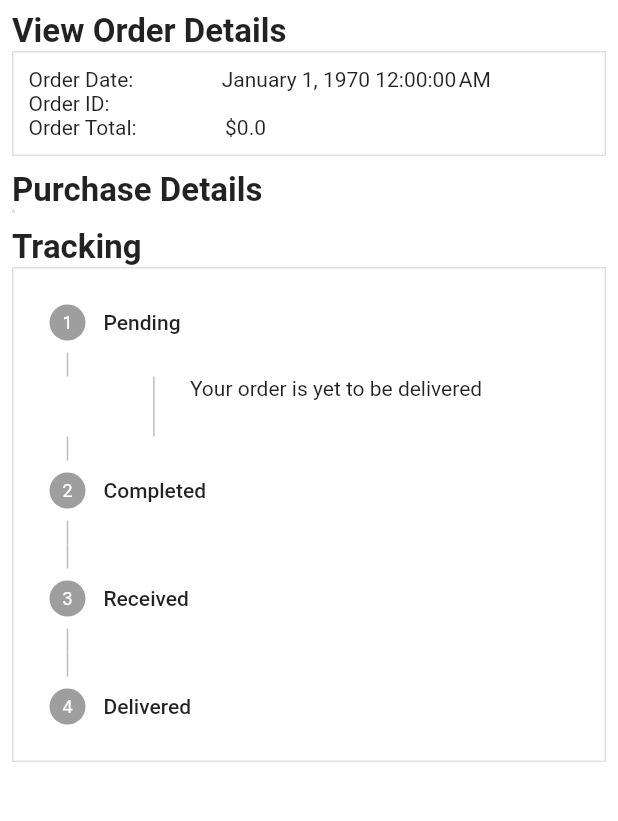
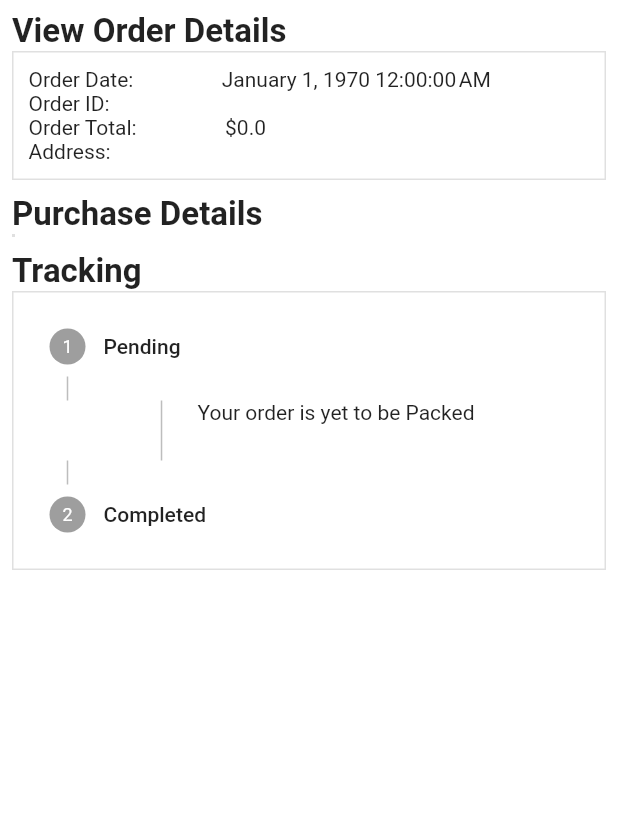
Before and after one commit to TusharKhari/amazonClone, a Flutter app: the OrderDetailsScreen screen opened directly with empty values, on a phone screen of 412 x 824 dp, the part 90-911 px from its top. Run offline on Flutter 3.47's test engine with Material 2 defaults, Android fonts, the phone set to English and light mode, and no system bars; our stand-ins replace badges, carousel_slider, charts_flutter, dotted_border, file_picker, flutter_rating_bar and 1 more; missing offline and left inert: cloudinary_public, cloudinary_sdk, pay; accounts and stored records are empty.

Commit message:
status change to only one step & phone no.

```diff
--- a/lib/features/cart/widgets/cart_product.dart
+++ b/lib/features/cart/widgets/cart_product.dart
@@ -92,7 +92,8 @@ class _CartProductState extends State<CartProduct> {
                         left: 10,
                       ),
                       child: Text(
-                        'Eligible for free shipping',
+                        //'Eligible for free shipping',
+                        ''
                         //
                       ),
                     ),
--- a/lib/features/order_details/screens/order_details.dart
+++ b/lib/features/order_details/screens/order_details.dart
@@ -131,7 +131,10 @@ class _OrderDetailsScreenState extends State<OrderDetailsScreen> {
           ),
         ),
       ),
-      body: SingleChildScrollView(
+      body:
+      //user.type == "admin" &&
+      // widget.order.status < 2 ? SizedBox() :
+       SingleChildScrollView(
         child: Padding(
           padding: const EdgeInsets.all(8.0),
           child: Column(
@@ -159,6 +162,7 @@ class _OrderDetailsScreenState extends State<OrderDetailsScreen> {
                       Text("Order ID:                 ${widget.order.id} "),
                       Text(
                           "Order Total:                 \$${widget.order.totalPrice} "),
+                      Text("Address:                 ${widget.order.address} "),
                     ]),
               ),
               SizedBox(
@@ -247,7 +251,7 @@ class _OrderDetailsScreenState extends State<OrderDetailsScreen> {
                   steps: [
                     Step(
                       title: Text('Pending'),
-                      content: Text('Your order is yet to be delivered'),
+                      content: Text('Your order is yet to be Packed'),
                       isActive: currentStep > 0,
                       state: currentStep > 0
                           ? StepState.complete
@@ -256,30 +260,30 @@ class _OrderDetailsScreenState extends State<OrderDetailsScreen> {
                     Step(
                       title: Text('Completed'),
                       content: Text(
-                          'Your order has been delivered, you are yet to sign.'),
-                      isActive: currentStep > 1,
-                      state: currentStep > 1
+                          'Your order has been Packed and Shipped'),
+                      isActive: currentStep >= 1,
+                      state: currentStep >= 1
                           ? StepState.complete
                           : StepState.indexed,
                     ),
-                    Step(
-                      title: Text('Received'),
-                      content: Text(
-                          'Your order has been delivered and signed by you.'),
-                      isActive: currentStep > 2,
-                      state: currentStep > 2
-                          ? StepState.complete
-                          : StepState.indexed,
-                    ),
-                    Step(
-                      title: Text('Delivered'),
-                      content: Text(
-                          'Your order has been delivered and signed by you!'),
-                      isActive: currentStep >= 3,
-                      state: currentStep >= 3
-                          ? StepState.complete
-                          : StepState.indexed,
-                    ),
+                    // Step(
+                    //   title: Text('Received'),
+                    //   content: Text(
+                    //       'Your order has been delivered and signed by you.'),
+                    //   isActive: currentStep > 2,
+                    //   state: currentStep > 2
+                    //       ? StepState.complete
+                    //       : StepState.indexed,
+                    // ),
+                    // Step(
+                    //   title: Text('Delivered'),
+                    //   content: Text(
+                    //       'Your order has been delivered and signed by you!'),
+                    //   isActive: currentStep >= 3,
+                    //   state: currentStep >= 3
+                    //       ? StepState.complete
+                    //       : StepState.indexed,
+                    // ),
                   ],
                 ),
               ),
```
Also changed, not shown: lib/features/account/widgets/orders.dart (+96 -26 lines), lib/features/address/screens/address_screen.dart (+32 -6 lines), lib/features/search/widget/searched_product.dart (+12 -2 lines).
